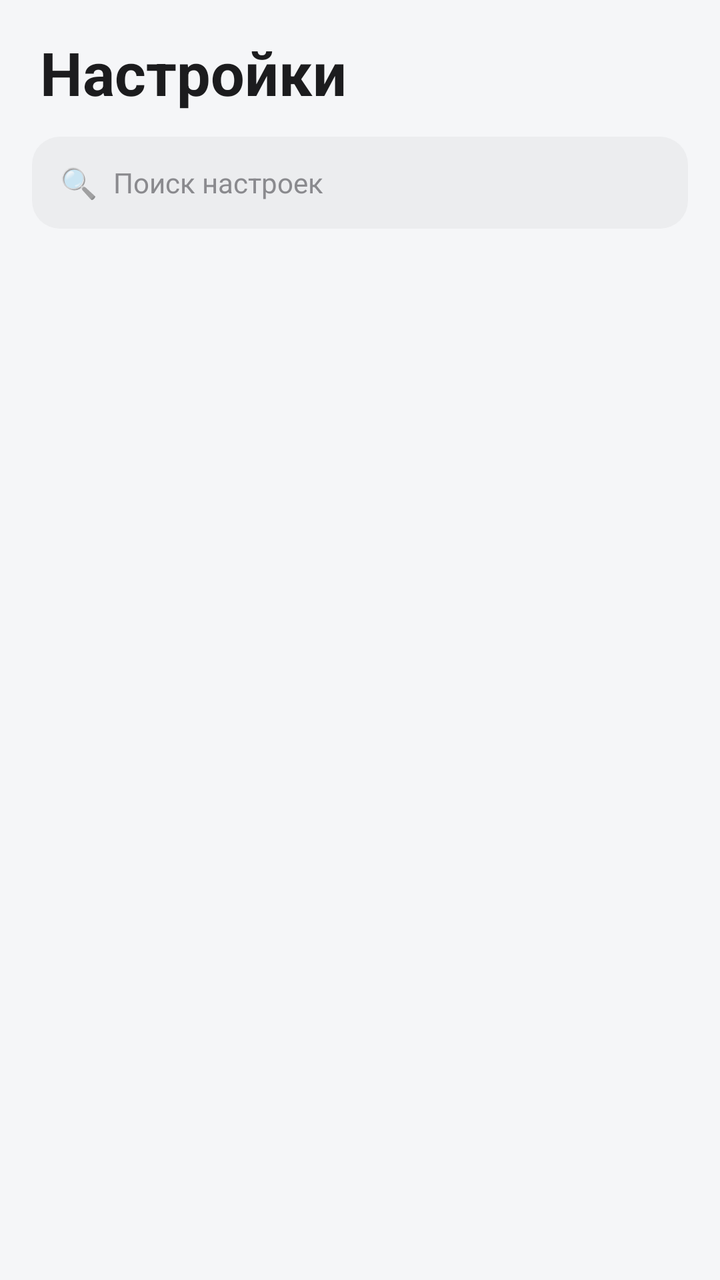
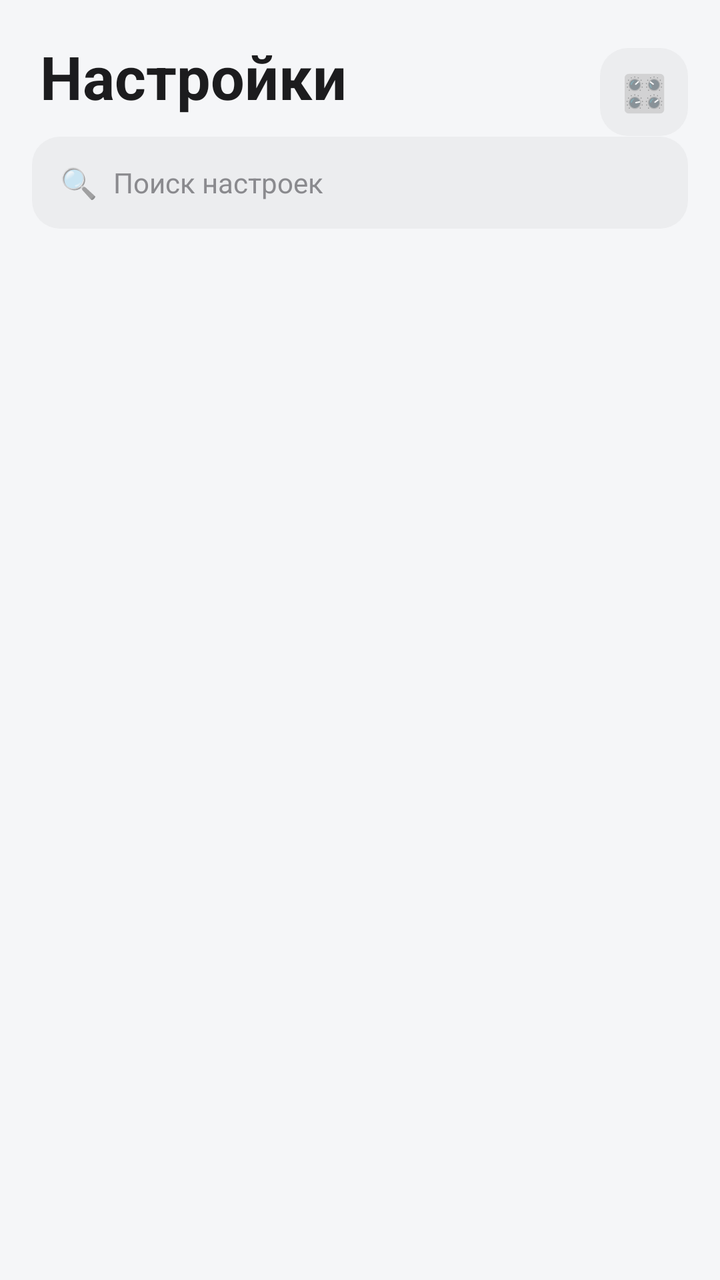

Two renders of the same Android screen: before a commit and after it. Below are the layout's source before the change and the commit's diff.
<!-- AndroidManifest.xml: application theme Theme.SettingsApp -->
<!-- res/layout/activity_main.xml -->
<?xml version="1.0" encoding="utf-8"?>
<LinearLayout xmlns:android="http://schemas.android.com/apk/res/android"
    android:layout_width="match_parent"
    android:layout_height="match_parent"
    android:orientation="vertical"
    android:background="@color/background"
    android:fitsSystemWindows="true">

    <TextView
        android:layout_width="wrap_content"
        android:layout_height="wrap_content"
        android:layout_marginStart="20dp"
        android:layout_marginTop="16dp"
        android:layout_marginBottom="12dp"
        android:text="@string/app_title"
        android:textSize="30sp"
        android:textStyle="bold"
        android:textColor="@color/text_primary" />

    <LinearLayout
        android:layout_width="match_parent"
        android:layout_height="wrap_content"
        android:layout_marginStart="16dp"
        android:layout_marginEnd="16dp"
        android:layout_marginBottom="8dp"
        android:orientation="horizontal"
        android:gravity="center_vertical"
        android:paddingStart="14dp"
        android:paddingEnd="14dp"
        android:background="@drawable/bg_search">

        <TextView
            android:layout_width="wrap_content"
            android:layout_height="wrap_content"
            android:text="🔍"
            android:textSize="15sp" />

        <EditText
            android:id="@+id/searchInput"
            android:layout_width="0dp"
            android:layout_height="46dp"
            android:layout_weight="1"
            android:layout_marginStart="8dp"
            android:background="@null"
            android:hint="@string/search_hint"
            android:textColorHint="@color/text_secondary"
            android:textColor="@color/text_primary"
            android:textSize="14sp"
            android:inputType="text"
            android:imeOptions="actionSearch"
            android:maxLines="1" />
    </LinearLayout>

    <androidx.recyclerview.widget.RecyclerView
        android:id="@+id/recyclerView"
        android:layout_width="match_parent"
        android:layout_height="0dp"
        android:layout_weight="1"
        android:paddingBottom="8dp"
        android:clipToPadding="false"
        app:layoutManager="androidx.recyclerview.widget.LinearLayoutManager"
        xmlns:app="http://schemas.android.com/apk/res-auto" />

</LinearLayout>
<!-- resources referenced by this layout -->
<resources>
  <color name="background">#F5F6F8</color>
  <color name="text_primary">#1C1C1E</color>
  <color name="text_secondary">#8A8A8E</color>
  <!-- drawable bg_search (drawable) -->
  <?xml version="1.0" encoding="utf-8"?>
  <shape xmlns:android="http://schemas.android.com/apk/res/android" android:shape="rectangle">
      <corners android:radius="14dp" />
      <solid android:color="@color/search_bg" />
  </shape>
  <string name="app_title">Настройки</string>
  <string name="search_hint">Поиск настроек</string>
  <style name="Theme.SettingsApp" parent="Theme.MaterialComponents.DayNight.NoActionBar" />
  <color name="search_bg">#ECEDEF</color>
</resources>

<!-- the commit's change to res/layout/activity_main.xml (unified diff, before → after) -->
@@ -6,16 +6,38 @@
     android:background="@color/background"
     android:fitsSystemWindows="true">
 
-    <TextView
-        android:layout_width="wrap_content"
+    <LinearLayout
+        android:layout_width="match_parent"
         android:layout_height="wrap_content"
-        android:layout_marginStart="20dp"
-        android:layout_marginTop="16dp"
-        android:layout_marginBottom="12dp"
-        android:text="@string/app_title"
-        android:textSize="30sp"
-        android:textStyle="bold"
-        android:textColor="@color/text_primary" />
+        android:orientation="horizontal"
+        android:gravity="center_vertical"
+        android:paddingEnd="16dp">
+
+        <TextView
+            android:layout_width="0dp"
+            android:layout_height="wrap_content"
+            android:layout_weight="1"
+            android:layout_marginStart="20dp"
+            android:layout_marginTop="16dp"
+            android:layout_marginBottom="12dp"
+            android:text="@string/app_title"
+            android:textSize="30sp"
+            android:textStyle="bold"
+            android:textColor="@color/text_primary" />
+
+        <TextView
+            android:id="@+id/controlCenterButton"
+            android:layout_width="44dp"
+            android:layout_height="44dp"
+            android:layout_marginTop="12dp"
+            android:background="@drawable/bg_search"
+            android:clickable="true"
+            android:contentDescription="@string/control_center_button"
+            android:focusable="true"
+            android:gravity="center"
+            android:text="🎛️"
+            android:textSize="18sp" />
+    </LinearLayout>
 
     <LinearLayout
         android:layout_width="match_parent"
<!-- resource entries referenced after the edit -->
@@ -10,6 +10,7 @@
       <solid android:color="@color/search_bg" />
   </shape>
   <string name="app_title">Настройки</string>
+  <string name="control_center_button">Быстрое управление</string>
   <string name="search_hint">Поиск настроек</string>
   <style name="Theme.SettingsApp" parent="Theme.MaterialComponents.DayNight.NoActionBar" />
   <color name="search_bg">#ECEDEF</color>
